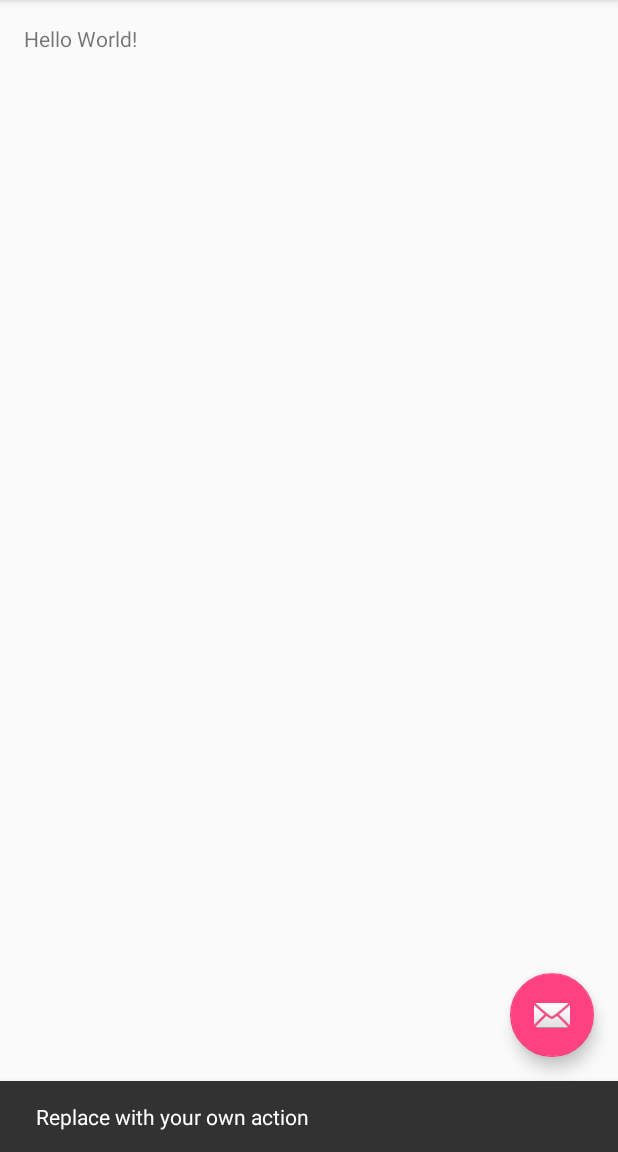
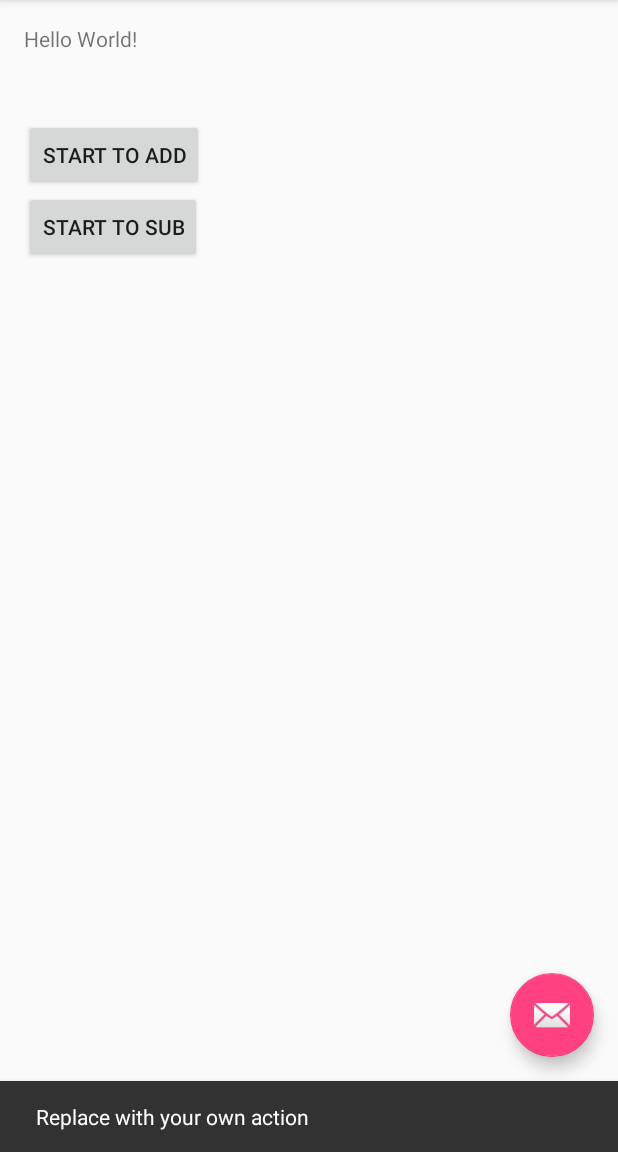
Before and after one commit to dabaosod011/Practise, an Android app: the screen it shows after launch (MainActivity), after a tap on an icon or button, on a phone screen of 412 x 824 dp, the part 84-1236 px from its top. Run offline under Robolectric (Android 15) with nearby library versions, the phone set to English and light mode, and no system bars.

Commit message:
add: startActivityForResult practise

```diff
--- a/Android/IPCDemo/app/build.gradle
+++ b/Android/IPCDemo/app/build.gradle
@@ -24,4 +24,5 @@ dependencies {
     testCompile 'junit:junit:4.12'
     compile 'com.android.support:appcompat-v7:23.1.1'
     compile 'com.android.support:design:23.1.1'
+    compile 'com.google.guava:guava:19.0'
 }
--- a/Android/IPCDemo/app/src/main/AndroidManifest.xml
+++ b/Android/IPCDemo/app/src/main/AndroidManifest.xml
@@ -8,6 +8,7 @@
         android:label="@string/app_name"
         android:supportsRtl="true"
         android:theme="@style/AppTheme">
+
         <activity
             android:name=".MainActivity"
             android:label="@string/app_name"
@@ -18,6 +19,11 @@
                 <category android:name="android.intent.category.LAUNCHER" />
             </intent-filter>
         </activity>
+        <activity
+            android:name=".AnotherActivity"
+            android:label="@string/title_activity_another"
+            android:theme="@style/AppTheme.NoActionBar"></activity>
+
     </application>
 
 </manifest>
--- a/Android/IPCDemo/app/src/main/res/layout/content_main.xml
+++ b/Android/IPCDemo/app/src/main/res/layout/content_main.xml
@@ -15,5 +15,27 @@
     <TextView
         android:layout_width="wrap_content"
         android:layout_height="wrap_content"
-        android:text="Hello World!" />
+        android:text="@string/greetings"
+        android:id="@+id/textView2" />
+
+    <Button
+        android:layout_width="wrap_content"
+        android:layout_height="wrap_content"
+        android:text="@string/start_activity_to_add"
+        android:id="@+id/btn_start_activity_to_add"
+        android:layout_below="@+id/textView2"
+        android:layout_alignParentLeft="true"
+        android:layout_alignParentStart="true"
+        android:layout_marginTop="44dp" />
+
+    <Button
+        android:layout_width="wrap_content"
+        android:layout_height="wrap_content"
+        android:text="@string/start_activity_to_sub"
+        android:id="@+id/btn_start_activity_to_sub"
+        android:layout_below="@+id/btn_start_activity_to_add"
+        android:layout_alignParentLeft="true"
+        android:layout_alignParentStart="true" />
+
+
 </RelativeLayout>
--- /dev/null
+++ b/Android/IPCDemo/app/src/main/res/values-v21/strings.xml
@@ -0,0 +1,4 @@
+<?xml version="1.0" encoding="utf-8"?>
+<resources>
+    <string name="greetings">Hello World!</string>
+</resources>
--- /dev/null
+++ b/Android/IPCDemo/app/src/main/res/values-w820dp/strings.xml
@@ -0,0 +1,4 @@
+<?xml version="1.0" encoding="utf-8"?>
+<resources>
+    <string name="greetings">Hello World!</string>
+</resources>
--- a/Android/IPCDemo/app/src/main/res/values/strings.xml
+++ b/Android/IPCDemo/app/src/main/res/values/strings.xml
@@ -5,4 +5,9 @@
     <string name="navigation_drawer_close">Close navigation drawer</string>
 
     <string name="action_settings">Settings</string>
+    <string name="title_activity_another">AnotherActivity</string>
+    <string name="greetings">Hello World!</string>
+    <string name="start_activity_to_add">Start to add</string>
+    <string name="close">Close</string>
+    <string name="start_activity_to_sub">Start to sub</string>
 </resources>
```
Also changed, not shown: Android/IPCDemo/app/src/main/java/com/markeloff/ipcdemo/AnotherActivity.java (added, +66 -0 lines), Android/IPCDemo/app/src/main/java/com/markeloff/ipcdemo/MainActivity.java (+71 -7 lines), Android/IPCDemo/app/src/main/res/layout/activity_another.xml (added, +34 -0 lines), Android/IPCDemo/app/src/main/res/layout/content_another.xml (added, +23 -0 lines), Android/IPCDemo/gradle.properties (+5 -8 lines), 2 other files.
